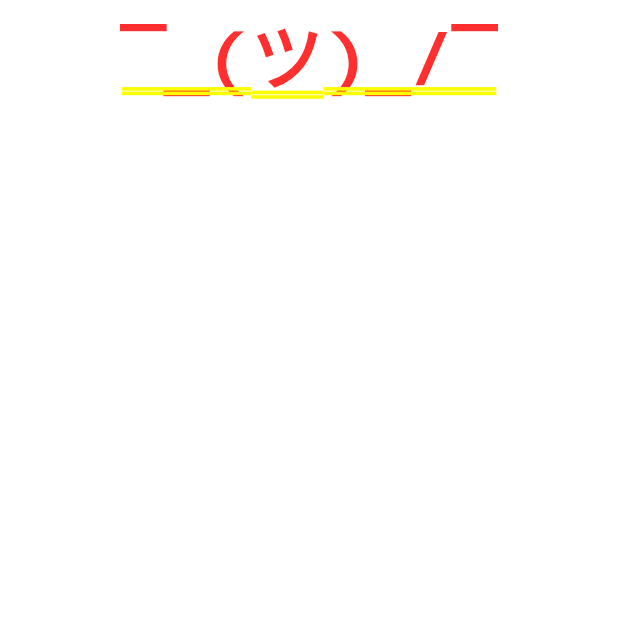
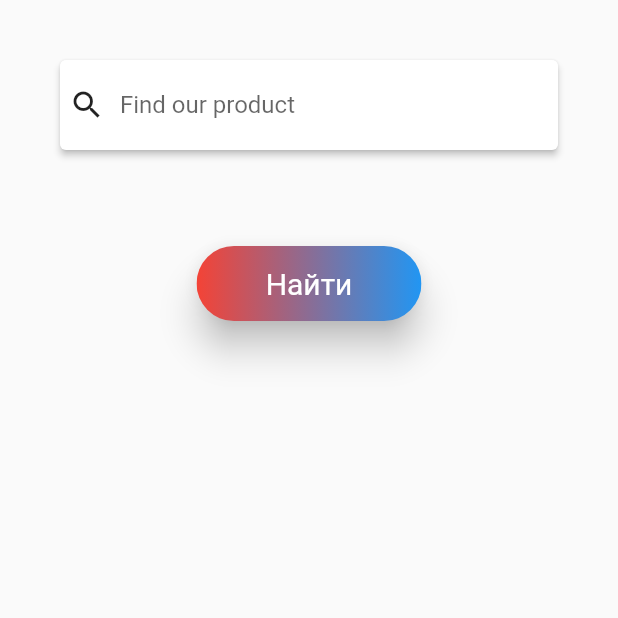
Before and after one commit to pen-dev/steria-ui, a Flutter app: the screen it shows after launch, on a phone screen of 412 x 824 dp, the top half of it. Run offline on Flutter 3.47's test engine with Material 2 defaults, Android fonts, the phone set to English and light mode, and no system bars.

Commit message:
texbox и кнопка

```diff
--- a/lib/main.dart
+++ b/lib/main.dart
@@ -1,24 +1,43 @@
 import 'package:flutter/material.dart';
+//
+//main() => runApp(Steria());
 
 void main() {
-  runApp(Steria());
+  runApp(SteriaApp());
 }
 
-class Steria extends StatelessWidget {
+class SteriaApp extends StatelessWidget {
 
   @override
   Widget build(BuildContext context) {
     return MaterialApp(
       title: "Steria",
       theme: ThemeData(
-        primarySwatch: Colors.grey,
+        primarySwatch: Colors.amber,
+        textTheme: TextTheme(title: TextStyle(color: Colors.red)),
         visualDensity: VisualDensity.adaptivePlatformDensity,
       ),
-        home: SearchPage()
+        home: HomePage()
     );
   }
 
 }
+
+//class HomePage extends StatelessWidget{
+//  @override
+//  Widget build(BuildContext context) {
+//   return Container(
+//     child: TextField(
+//         obscureText: false,
+//         decoration: InputDecoration(
+//           border: OutlineInputBorder(),
+//           labelText: "Введите улице и номер дома",
+//         )
+//     ),
+//   );
+//  }
+//
+//}
 
 class SearchPage extends StatefulWidget{
   @override
@@ -32,93 +51,148 @@ class StartPageState extends State<SearchPage>{
   @override
   Widget build(BuildContext context) {
     return Form(
-      child: Column(
-        crossAxisAlignment: CrossAxisAlignment.center,
-        children: <Widget>[
-          Text('¯\_(ツ)_/¯')
-//          TextFormField(
-//            validator: (value) {
-//              if (value.isEmpty) {
-//                return 'Введите название улицы и номер дома';
-//              }
-//            },
-//          ),
-//          Padding(
-//            padding: const EdgeInsets.symmetric(vertical: 16.0),
-//          )
-        ],
-      ),
-    );
+      child: Padding(
+        padding: const EdgeInsets.all(8.0),
+        child: Card(
+          elevation: 2.0,
+          child: Padding(
+            padding: const EdgeInsets.all(8.0),
+            child: Row(
+              mainAxisAlignment: MainAxisAlignment.spaceBetween,
+              children: <Widget>[
+                Icon(Icons.search),
+                SizedBox(
+                  width: 10.0,
+                ),
+                Expanded(
+                  child: TextField(
+                    decoration: InputDecoration(
+                        border: InputBorder.none, hintText: "Find our product"),
+                  ),
+                ),
+                Icon(Icons.menu),
+              ],
+            ),
+          ),
+        ),
+      )
+      );
+////          TextFormField(
+////            validator: (value) {
+////              if (value.isEmpty) {
+////                return 'Введите название улицы и номер дома';
+////              }
+////            },
+////          ),
+////          Padding(
+////            padding: const EdgeInsets.symmetric(vertical: 16.0),
+////          )
+//        ],
+//      ),
+//    );
   }
 
 }
 
-class MyApp extends StatelessWidget {
+class HomePage extends StatelessWidget{
+  Size deviceSize;
+
+  HomePage({Key key, this.onPressed}) : super(key: key);
+
+  Widget searchBox() => Padding(
+    padding: const EdgeInsets.all(30.0),
+    child: Card(
+      elevation: 2.0,
+      child: Padding(
+        padding: const EdgeInsets.all(6.0),
+        child: Row(
+          mainAxisAlignment: MainAxisAlignment.spaceBetween,
+          children: <Widget>[
+            Icon(Icons.search),
+            SizedBox(
+              width: 10.0,
+            ),
+            Expanded(
+              child: TextField(
+                decoration: InputDecoration(
+                    border: InputBorder.none,
+                    hintText: "Find our product"
+                ),
+              ),
+            ),
+//             Icon(Icons.menu),
+          ],
+        ),
+      ),
+    ),
+  );
+
+  final GestureTapCallback onPressed;
+
+  Widget searchButton() =>Padding(
+      padding: const EdgeInsets.all(30.0),
+    child: Material(
+      elevation: 10.0,
+      color: Colors.transparent,
+      shape: const StadiumBorder(),
+      child: InkWell(
+        onTap: onPressed,
+        splashColor: Colors.yellow,
+        child: Ink(
+            height: 50.0,
+            width: 150.0,
+            decoration: ShapeDecoration(
+                shape: const StadiumBorder(),
+                gradient: LinearGradient(
+                  colors: <Color>[Colors.red, Colors.blue],
+                )
+            ),
+            child: Center(
+                child: Text(
+                  'Найти',
+                  textAlign: TextAlign.center,
+                  style: TextStyle(
+                      color: Colors.white,
+                      fontWeight: FontWeight.normal,
+                      fontSize: 20.0),
+                )
+            )
+        )
+        )
+      )
+    );
+
+  Widget combo() => Padding(
+    padding: const EdgeInsets.all(6.0),
+    child: Column(
+      children: <Widget>[
+        searchBox(),
+        searchButton(),
+      ]
+    )
+  );
+
   @override
   Widget build(BuildContext context) {
-    return MaterialApp(
-      title: 'Steria',
-      theme: ThemeData(
-        primarySwatch: Colors.red,
-        visualDensity: VisualDensity.adaptivePlatformDensity,
-      ),
-      home: MyHomePage(title: 'Flutter Demo Home Page'),
+    deviceSize = MediaQuery.of(context).size;
+    return Scaffold(
+        body: Stack(
+            fit: StackFit.passthrough,
+            children: <Widget>[
+              combo(),
+            ]
+        )
     );
   }
 }
 
-class MyHomePage extends StatefulWidget {
-  MyHomePage({Key key, this.title}) : super(key: key);
-
-  // This widget is the home page of your application. It is stateful, meaning
-  // that it has a State object (defined below) that contains fields that affect
-  // how it looks.
-
-  // This class is the configuration for the state. It holds the values (in this
-  // case the title) provided by the parent (in this case the App widget) and
-  // used by the build method of the State. Fields in a Widget subclass are
-  // always marked "final".
-
-  final String title;
-
-  @override
-  _MyHomePageState createState() => _MyHomePageState();
-}
-
-class _MyHomePageState extends State<MyHomePage> {
-  int _counter = 0;
-
-  void _incrementCounter() {
-    setState(() {
-      _counter++;
-    });
-  }
-
-  @override
-  Widget build(BuildContext context) {
-    return Scaffold(
-      appBar: AppBar(
-        title: Text("Steria"),
-      ),
-      body: Center(
-        child: Column(
-          mainAxisAlignment: MainAxisAlignment.center,
-          children: <Widget>[
-            Text(
-              'You have pushed the button this many times:',
-            ),
-            Text(
-              '$_counter',
-              style: Theme.of(context).textTheme.headline4,
-            ),
-          ],
-        ),
-      ),
-      floatingActionButton: FloatingActionButton(
-        onPressed: _incrementCounter,
-        tooltip: 'Increment',
-        child: Icon(Icons.add),
-      ),
-    );
-  }
-}
+//
+//return Scaffold(
+//body: Stack(
+//fit: StackFit.passthrough,
+//children: <Widget>[
+//searchBox(),
+//searchButton(),
+//]
+//)
+//);
```
